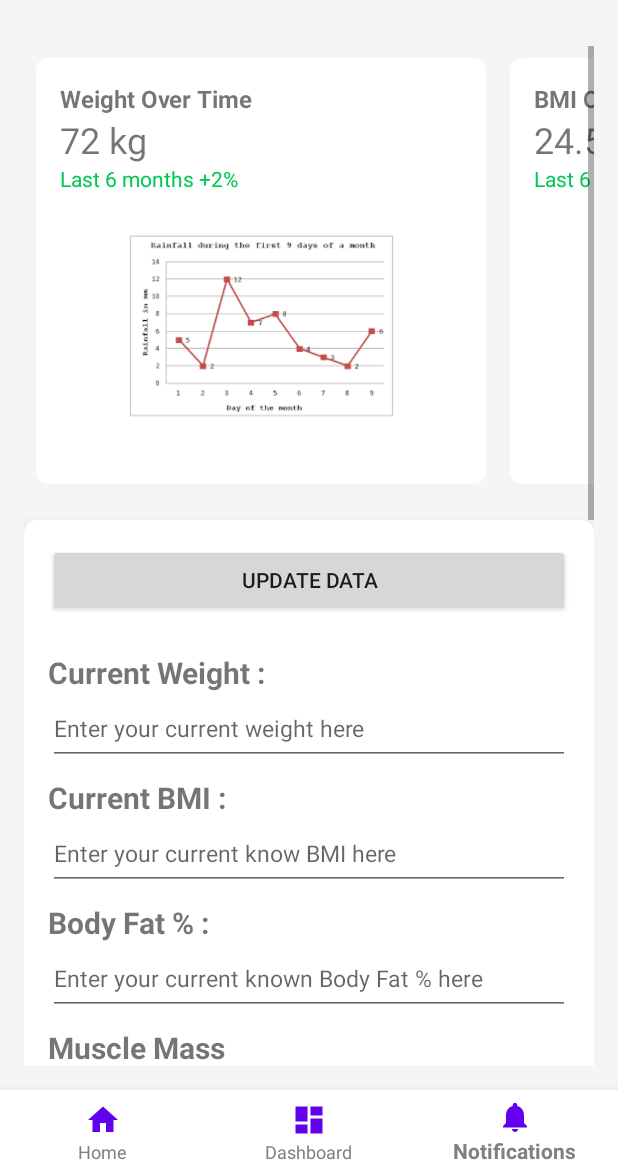
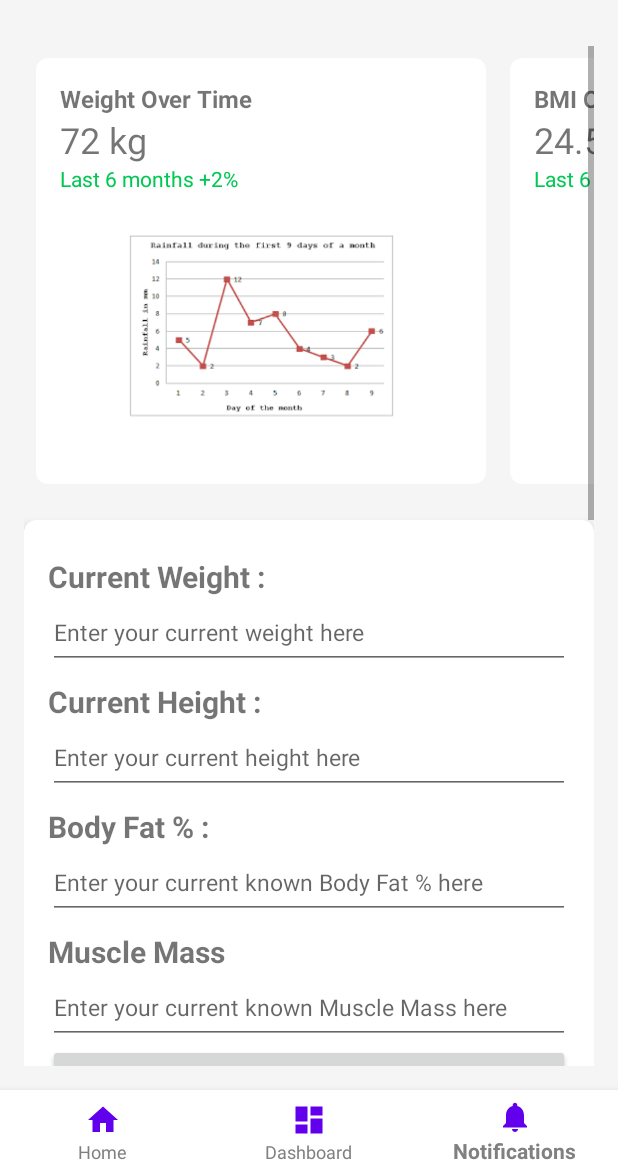
Before and after one commit to shashanksp04/WellnessCheck-P2, an Android app: the NotificationsFragment screen opened through its navigation route, on a phone screen of 412 x 824 dp, the part 62-1236 px from its top. Run offline under Robolectric (Android 15) with nearby library versions, the phone set to English and light mode, and no system bars; our stand-ins replace navigation-ui.

Commit message:
Screen 1 finalized - Dynamic input/output

```diff
--- a/app/src/main/java/com/example/wellnesscheck/ui/notifications/NotificationsFragment.kt
+++ b/app/src/main/java/com/example/wellnesscheck/ui/notifications/NotificationsFragment.kt
@@ -36,7 +36,8 @@ class NotificationsFragment : Fragment() {
         )
 
         // Set up RecyclerView with a horizontal layout and GraphRecyclerAdapter
-        binding.recyclerViewGraphs.layoutManager = LinearLayoutManager(requireContext(), LinearLayoutManager.HORIZONTAL, false)
+        binding.recyclerViewGraphs.layoutManager = LinearLayoutManager(requireContext(),
+            LinearLayoutManager.HORIZONTAL, false)
         val graphRecyclerAdapter = GraphRecyclerAdapter(graphs)
         binding.recyclerViewGraphs.adapter = graphRecyclerAdapter
     }
--- a/app/src/main/res/layout/fragment_notifications.xml
+++ b/app/src/main/res/layout/fragment_notifications.xml
@@ -90,13 +90,6 @@
                 android:orientation="vertical"
                 android:padding="16dp">
 
-                <Button
-                    android:id="@+id/updateDataButton"
-                    android:layout_width="match_parent"
-                    android:layout_height="wrap_content"
-                    android:text="Update Data"
-                    android:layout_marginBottom="16dp" />
-
                 <TextView
                     android:layout_width="match_parent"
                     android:layout_height="match_parent"
@@ -110,30 +103,30 @@
                     android:layout_height="wrap_content"
                     android:hint="Enter your current weight here"
                     android:inputType="number"
-                    android:textSize="15dp"
-                    android:minHeight="48dp" />
+                    android:minHeight="48dp"
+                    android:textSize="15dp" />
 
                 <TextView
                     android:layout_width="match_parent"
                     android:layout_height="match_parent"
                     android:layout_marginTop="8dp"
-                    android:text="Current BMI : "
+                    android:text="Current Height : "
                     android:textSize="20dp"
                     android:textStyle="bold" />
 
                 <EditText
                     android:layout_width="match_parent"
                     android:layout_height="wrap_content"
-                    android:hint="Enter your current know BMI here"
+                    android:hint="Enter your current height here"
                     android:inputType="numberDecimal"
-                    android:textSize="15dp"
-                    android:minHeight="48dp" />
+                    android:minHeight="48dp"
+                    android:textSize="15dp" />
 
                 <TextView
                     android:layout_width="match_parent"
                     android:layout_height="match_parent"
                     android:layout_marginTop="8dp"
-                    android:text= "Body Fat % : "
+                    android:text="Body Fat % : "
                     android:textSize="20dp"
                     android:textStyle="bold" />
 
@@ -142,8 +135,8 @@
                     android:layout_height="wrap_content"
                     android:hint="Enter your current known Body Fat % here"
                     android:inputType="numberDecimal"
-                    android:textSize="15dp"
-                    android:minHeight="48dp" />
+                    android:minHeight="48dp"
+                    android:textSize="15dp" />
 
                 <TextView
                     android:layout_width="match_parent"
@@ -158,8 +151,16 @@
                     android:layout_height="wrap_content"
                     android:hint="Enter your current known Muscle Mass here"
                     android:inputType="number"
-                    android:textSize="15dp"
-                    android:minHeight="48dp" />
+                    android:minHeight="48dp"
+                    android:textSize="15dp" />
+
+                <Button
+                    android:id="@+id/updateDataButton"
+                    android:layout_width="match_parent"
+                    android:layout_height="wrap_content"
+                    android:layout_marginBottom="16dp"
+                    android:text="Update Data" />
+
             </LinearLayout>
         </androidx.cardview.widget.CardView>
 
@@ -176,13 +177,6 @@
                 android:layout_height="wrap_content"
                 android:orientation="vertical"
                 android:padding="16dp">
-
-                <Button
-                    android:id="@+id/submitButton"
-                    android:layout_width="match_parent"
-                    android:layout_height="wrap_content"
-                    android:text="Submit"
-                    android:layout_marginBottom="16dp" />
 
                 <TextView
                     android:layout_width="match_parent"
@@ -231,6 +225,14 @@
                     android:textSize="15dp"
                     android:inputType="number"
                     android:minHeight="48dp" />
+
+                <Button
+                    android:id="@+id/submitButton"
+                    android:layout_width="match_parent"
+                    android:layout_height="wrap_content"
+                    android:text="Submit"
+                    android:layout_marginBottom="16dp" />
+
             </LinearLayout>
         </androidx.cardview.widget.CardView>
 
@@ -252,7 +254,7 @@
                     android:id="@+id/getRecommendationButton"
                     android:layout_width="match_parent"
                     android:layout_height="wrap_content"
-                    android:text="Get Recommendation"
+                    android:text="Get Recipe for the dish"
                     android:layout_marginBottom="16dp" />
 
                 <ImageView
```
